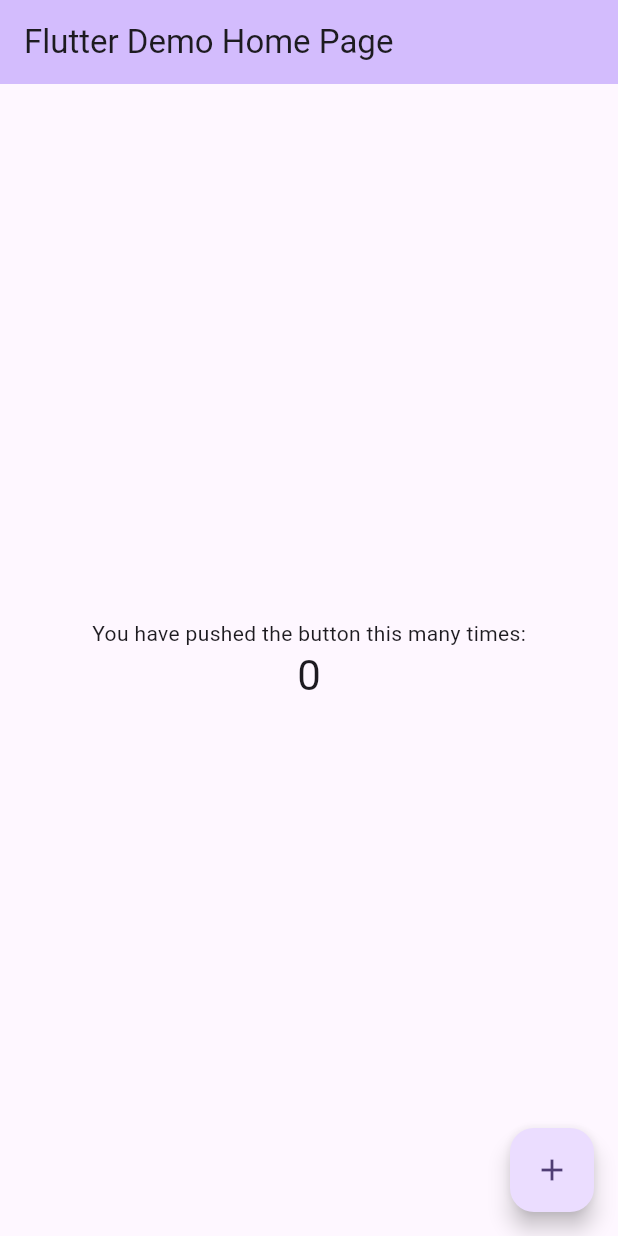
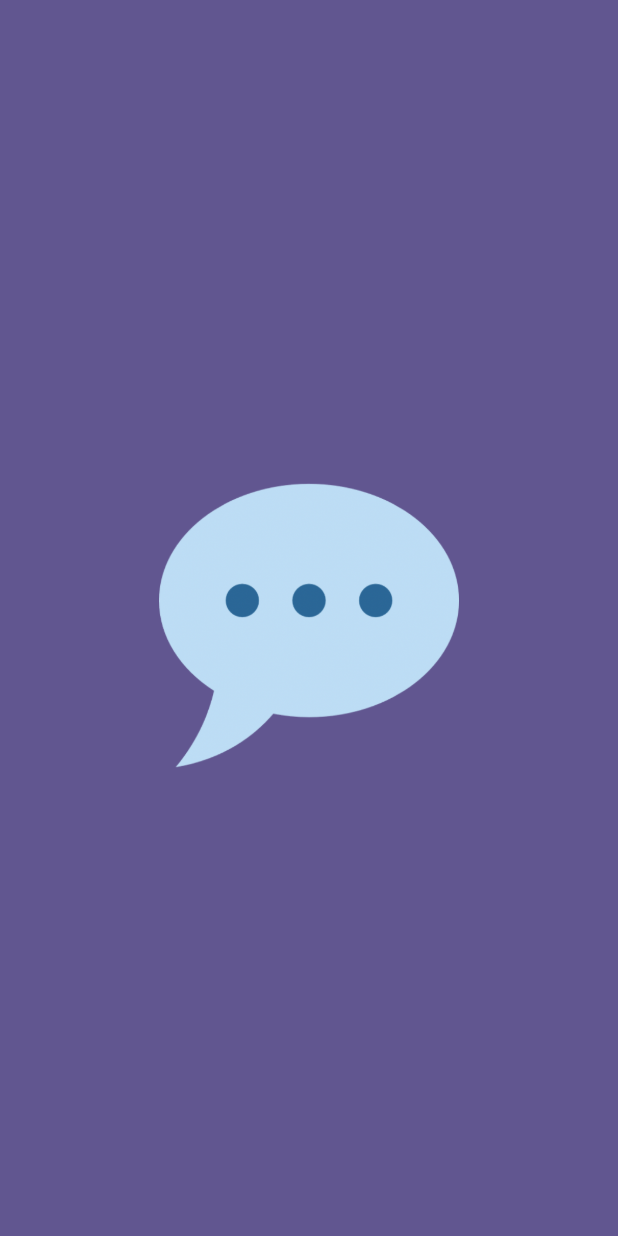
Before and after one commit to shlomilas1/chat_app, a Flutter app: the screen it shows after launch, on a phone screen of 412 x 824 dp. Run offline on Flutter 3.47's test engine with Material 3 defaults, Android fonts, the phone set to English and light mode, and no system bars.

Commit message:
added auth screen "mid process"

```diff
--- a/lib/main.dart
+++ b/lib/main.dart
@@ -1,125 +1,22 @@
+import 'package:chat_app/screens/auth.dart';
 import 'package:flutter/material.dart';
 
 void main() {
-  runApp(const MyApp());
+  runApp(const App());
 }
 
-class MyApp extends StatelessWidget {
-  const MyApp({super.key});
+class App extends StatelessWidget {
+  const App({super.key});
 
-  // This widget is the root of your application.
   @override
   Widget build(BuildContext context) {
     return MaterialApp(
-      title: 'Flutter Demo',
-      theme: ThemeData(
-        // This is the theme of your application.
-        //
-        // TRY THIS: Try running your application with "flutter run". You'll see
-        // the application has a purple toolbar. Then, without quitting the app,
-        // try changing the seedColor in the colorScheme below to Colors.green
-        // and then invoke "hot reload" (save your changes or press the "hot
-        // reload" button in a Flutter-supported IDE, or press "r" if you used
-        // the command line to start the app).
-        //
-        // Notice that the counter didn't reset back to zero; the application
-        // state is not lost during the reload. To reset the state, use hot
-        // restart instead.
-        //
-        // This works for code too, not just values: Most code changes can be
-        // tested with just a hot reload.
-        colorScheme: ColorScheme.fromSeed(seedColor: Colors.deepPurple),
-        useMaterial3: true,
+      title: 'FlutterChat',
+      theme: ThemeData().copyWith(
+        colorScheme: ColorScheme.fromSeed(
+            seedColor: const Color.fromARGB(255, 63, 17, 177)),
       ),
-      home: const MyHomePage(title: 'Flutter Demo Home Page'),
+      home: AuthScreen(),
     );
   }
 }
-
-class MyHomePage extends StatefulWidget {
-  const MyHomePage({super.key, required this.title});
-
-  // This widget is the home page of your application. It is stateful, meaning
-  // that it has a State object (defined below) that contains fields that affect
-  // how it looks.
-
-  // This class is the configuration for the state. It holds the values (in this
-  // case the title) provided by the parent (in this case the App widget) and
-  // used by the build method of the State. Fields in a Widget subclass are
-  // always marked "final".
-
-  final String title;
-
-  @override
-  State<MyHomePage> createState() => _MyHomePageState();
-}
-
-class _MyHomePageState extends State<MyHomePage> {
-  int _counter = 0;
-
-  void _incrementCounter() {
-    setState(() {
-      // This call to setState tells the Flutter framework that something has
-      // changed in this State, which causes it to rerun the build method below
-      // so that the display can reflect the updated values. If we changed
-      // _counter without calling setState(), then the build method would not be
-      // called again, and so nothing would appear to happen.
-      _counter++;
-    });
-  }
-
-  @override
-  Widget build(BuildContext context) {
-    // This method is rerun every time setState is called, for instance as done
-    // by the _incrementCounter method above.
-    //
-    // The Flutter framework has been optimized to make rerunning build methods
-    // fast, so that you can just rebuild anything that needs updating rather
-    // than having to individually change instances of widgets.
-    return Scaffold(
-      appBar: AppBar(
-        // TRY THIS: Try changing the color here to a specific color (to
-        // Colors.amber, perhaps?) and trigger a hot reload to see the AppBar
-        // change color while the other colors stay the same.
-        backgroundColor: Theme.of(context).colorScheme.inversePrimary,
-        // Here we take the value from the MyHomePage object that was created by
-        // the App.build method, and use it to set our appbar title.
-        title: Text(widget.title),
-      ),
-      body: Center(
-        // Center is a layout widget. It takes a single child and positions it
-        // in the middle of the parent.
-        child: Column(
-          // Column is also a layout widget. It takes a list of children and
-          // arranges them vertically. By default, it sizes itself to fit its
-          // children horizontally, and tries to be as tall as its parent.
-          //
-          // Column has various properties to control how it sizes itself and
-          // how it positions its children. Here we use mainAxisAlignment to
-          // center the children vertically; the main axis here is the vertical
-          // axis because Columns are vertical (the cross axis would be
-          // horizontal).
-          //
-          // TRY THIS: Invoke "debug painting" (choose the "Toggle Debug Paint"
-          // action in the IDE, or press "p" in the console), to see the
-          // wireframe for each widget.
-          mainAxisAlignment: MainAxisAlignment.center,
-          children: <Widget>[
-            const Text(
-              'You have pushed the button this many times:',
-            ),
-            Text(
-              '$_counter',
-              style: Theme.of(context).textTheme.headlineMedium,
-            ),
-          ],
-        ),
-      ),
-      floatingActionButton: FloatingActionButton(
-        onPressed: _incrementCounter,
-        tooltip: 'Increment',
-        child: const Icon(Icons.add),
-      ), // This trailing comma makes auto-formatting nicer for build methods.
-    );
-  }
-}
--- /dev/null
+++ b/lib/screens/auth.dart
@@ -0,0 +1,38 @@
+import 'package:flutter/material.dart';
+
+class AuthScreen extends StatefulWidget {
+  const AuthScreen({super.key});
+
+  @override
+  State<AuthScreen> createState() {
+    return _AuthScreenState();
+  }
+}
+
+class _AuthScreenState extends State<AuthScreen> {
+  @override
+  Widget build(BuildContext context) {
+    return Scaffold(
+      backgroundColor: Theme.of(context).colorScheme.primary,
+      body: Center(
+        child: SingleChildScrollView(
+          child: Column(
+            mainAxisAlignment: MainAxisAlignment.center,
+            children: [
+              Container(
+                margin: const EdgeInsets.only(
+                  bottom: 20,
+                  top: 30,
+                  left: 20,
+                  right: 20,
+                ),
+                width: 200,
+                child: Image.asset('assets/images/chat.png'),
+              )
+            ],
+          ),
+        ),
+      ),
+    );
+  }
+}
--- a/pubspec.yaml
+++ b/pubspec.yaml
@@ -59,8 +59,8 @@ flutter:
   uses-material-design: true
 
   # To add assets to your application, add an assets section, like this:
-  # assets:
-  #   - images/a_dot_burr.jpeg
+  assets:
+    - assets/images/chat.png
   #   - images/a_dot_ham.jpeg
 
   # An image asset can refer to one or more resolution-specific "variants", see
```
Also changed, not shown: assets/images/chat.png (added).
